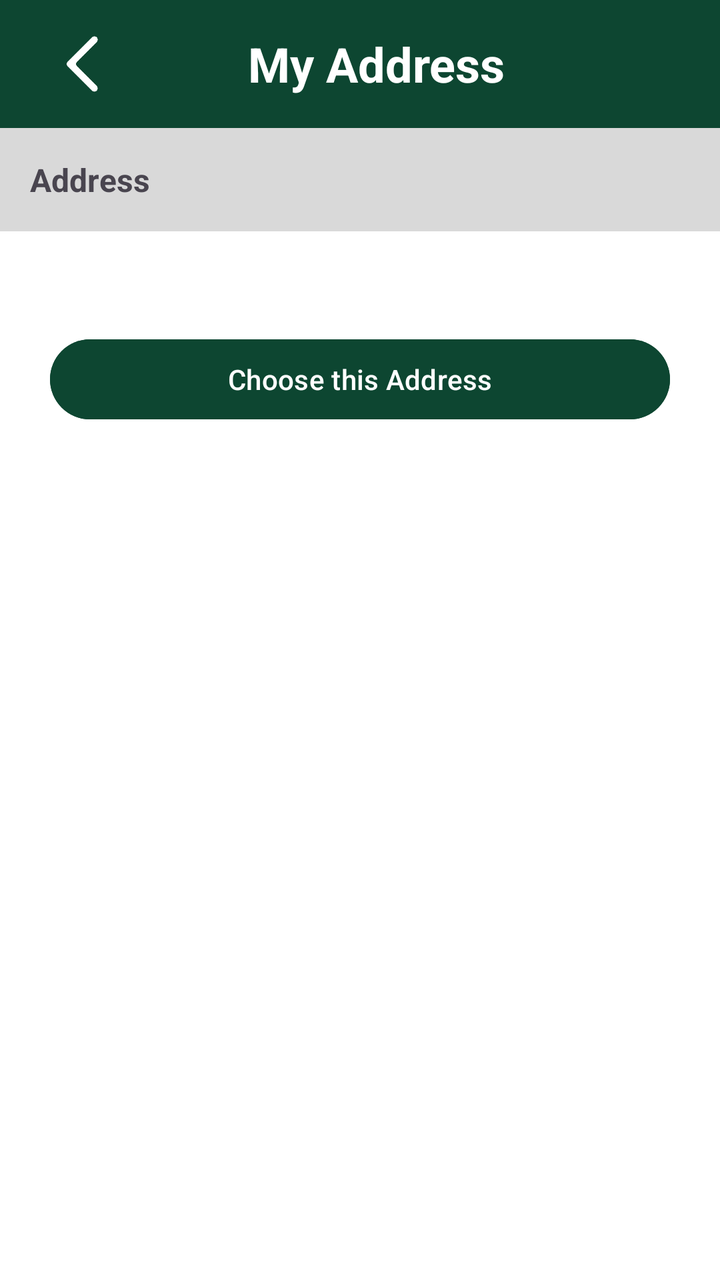
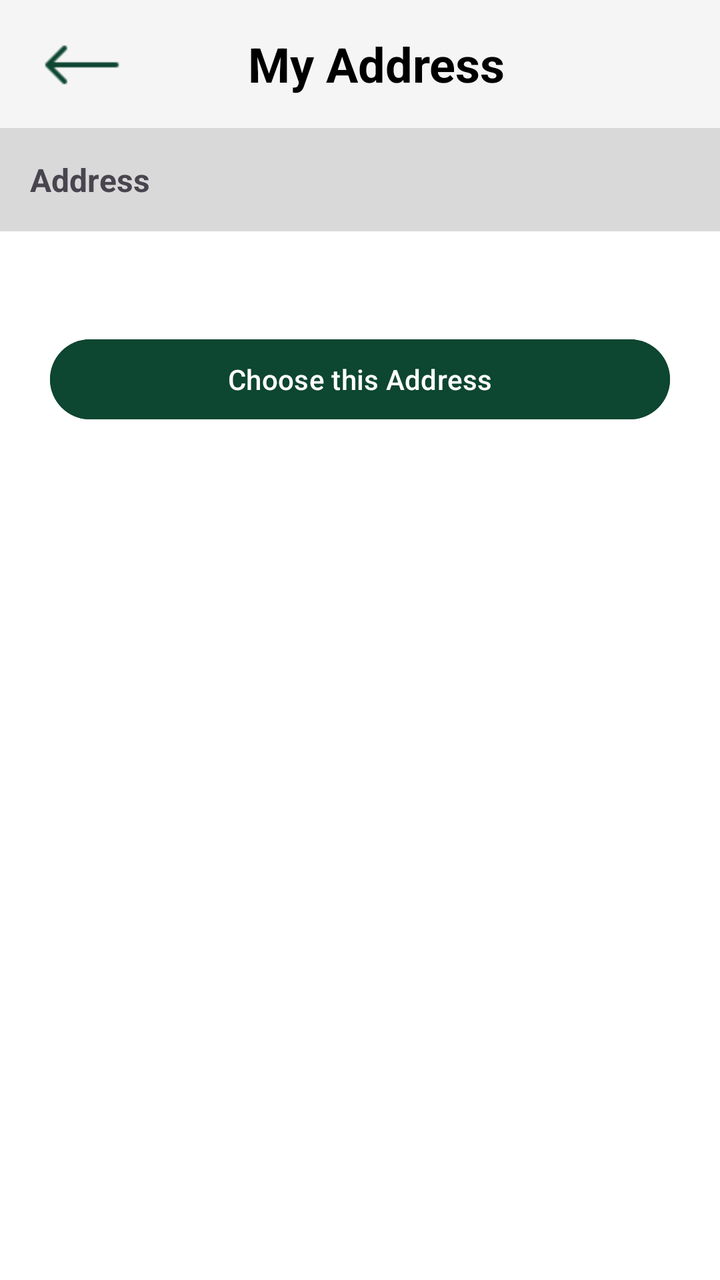

Compare the two renders of this Android layout. The source of the first and the diff that turns it into the second are given below.
<!-- AndroidManifest.xml: application theme Theme.DietarySupplementShop -->
<!-- res/layout/activity_address_list.xml -->
<?xml version="1.0" encoding="utf-8"?>
<ScrollView xmlns:android="http://schemas.android.com/apk/res/android"
    xmlns:tools="http://schemas.android.com/tools"
    android:layout_width="match_parent"
    android:layout_height="match_parent"
    tools:context=".AddressListActivity">

    <LinearLayout
        android:layout_width="match_parent"
        android:layout_height="wrap_content"
        android:orientation="vertical">

        <com.google.android.material.appbar.AppBarLayout
            android:id="@+id/appBarLayout"
            android:layout_width="match_parent"
            android:layout_height="wrap_content"
            android:background="@color/color_app">

            <androidx.appcompat.widget.Toolbar
                android:id="@+id/toolbar"
                android:layout_width="match_parent"
                android:layout_height="wrap_content"
                android:fitsSystemWindows="true">

                <FrameLayout
                    android:layout_width="match_parent"
                    android:layout_height="50dp"
                    android:orientation="horizontal">

                    <ImageButton
                        android:id="@+id/backButton"
                        android:layout_width="50dp"
                        android:layout_height="50dp"
                        android:layout_gravity="start|center_vertical"
                        android:background="?attr/selectableItemBackground"
                        android:contentDescription="@string/back"
                        android:padding="5dp"
                        android:scaleType="fitCenter"
                        android:src="@drawable/back_white_ic" />

                    <TextView
                        android:id="@+id/titleTextView"
                        android:layout_width="match_parent"
                        android:layout_height="wrap_content"
                        android:layout_gravity="center"
                        android:gravity="center"
                        android:text="My Address"
                        android:textColor="@color/white"
                        android:textSize="24sp"
                        android:textStyle="bold" />


                </FrameLayout>
            </androidx.appcompat.widget.Toolbar>
        </com.google.android.material.appbar.AppBarLayout>

        <RelativeLayout
            android:id="@+id/contentActivity"
            android:layout_width="match_parent"
            android:layout_height="wrap_content">

            <TextView
                android:id="@+id/title"
                android:layout_width="match_parent"
                android:layout_height="wrap_content"
                android:background="#d9d9d9"
                android:padding="15dp"
                android:text="Address"
                android:textSize="16sp"
                android:textStyle="bold" />


            <androidx.recyclerview.widget.RecyclerView
                android:id="@+id/rcv_address"
                android:layout_width="match_parent"
                android:layout_height="wrap_content"
                android:layout_below="@+id/title"
                android:layout_marginStart="25dp"
                android:layout_marginTop="25dp"
                android:layout_marginEnd="25dp" />

        </RelativeLayout>

        <Button
            android:id="@+id/btnChooseAddress"
            android:layout_width="match_parent"
            android:layout_height="wrap_content"
            android:layout_below="@+id/contentActivity"
            android:layout_marginStart="25dp"
            android:layout_marginTop="25dp"
            android:layout_marginEnd="25dp"
            android:layout_marginBottom="25dp"
            android:backgroundTint="@color/color_app"
            android:text="Choose this Address"
            android:textColor="#FFFFFF" />

    </LinearLayout>
</ScrollView>
<!-- resources referenced by this layout -->
<resources>
  <color name="color_app">#0D4631</color>
  <color name="white">#FFFFFFFF</color>
  <!-- drawable back_white_ic: png bitmap (drawable, 3716 bytes) -->
  <string name="back">back to previous activity</string>
  <style name="Theme.DietarySupplementShop" parent="Base.Theme.DietarySupplementShop" />
  <style name="Base.Theme.DietarySupplementShop" parent="Theme.Material3.DayNight.NoActionBar">
          <item name="android:windowBackground">@color/white</item>
          <item name="android:statusBarColor">@android:color/transparent</item>
          <item name="android:windowTranslucentNavigation">true</item>
          <item name="android:windowActivityTransitions">true</item>=
      </style>
</resources>

<!-- the commit's change to res/layout/activity_address_list.xml (unified diff, before → after) -->
@@ -14,7 +14,7 @@
             android:id="@+id/appBarLayout"
             android:layout_width="match_parent"
             android:layout_height="wrap_content"
-            android:background="@color/color_app">
+            android:background="@color/light_gray_background">
 
             <androidx.appcompat.widget.Toolbar
                 android:id="@+id/toolbar"
@@ -36,7 +36,9 @@
                         android:contentDescription="@string/back"
                         android:padding="5dp"
                         android:scaleType="fitCenter"
-                        android:src="@drawable/back_white_ic" />
+                        android:src="@drawable/back_arrow_ic"
+                        android:tint="@color/color_app"
+                        tools:ignore="UseAppTint"/>
 
                     <TextView
                         android:id="@+id/titleTextView"
@@ -45,7 +47,7 @@
                         android:layout_gravity="center"
                         android:gravity="center"
                         android:text="My Address"
-                        android:textColor="@color/white"
+                        android:textColor="@color/black"
                         android:textSize="24sp"
                         android:textStyle="bold" />
 
<!-- resource entries referenced after the edit -->
@@ -1,15 +1,22 @@
 <!-- resources referenced by this layout -->
 <resources>
+  <color name="black">#FF000000</color>
   <color name="color_app">#0D4631</color>
+  <color name="light_gray_background">#F5F5F5</color>
+  <!-- drawable back_arrow_ic: png bitmap (drawable, 224 bytes) -->
   <color name="white">#FFFFFFFF</color>
-  <!-- drawable back_white_ic: png bitmap (drawable, 3716 bytes) -->
   <string name="back">back to previous activity</string>
   <style name="Theme.DietarySupplementShop" parent="Base.Theme.DietarySupplementShop" />
   <style name="Base.Theme.DietarySupplementShop" parent="Theme.Material3.DayNight.NoActionBar">
           <item name="android:windowBackground">@color/white</item>
           <item name="android:statusBarColor">@android:color/transparent</item>
           <item name="android:windowTranslucentNavigation">true</item>
-          <item name="android:windowActivityTransitions">true</item>=
+          <item name="android:windowActivityTransitions">true</item>
+  
+          <item name="colorPrimary">@color/color_app</item>
+          <item name="colorOnPrimary">#FFFFFF</item>
+          <item name="colorPrimaryContainer">#A5D6A7</item>
+          <item name="colorSecondary">#388E3C</item>
       </style>
 </resources>
 
